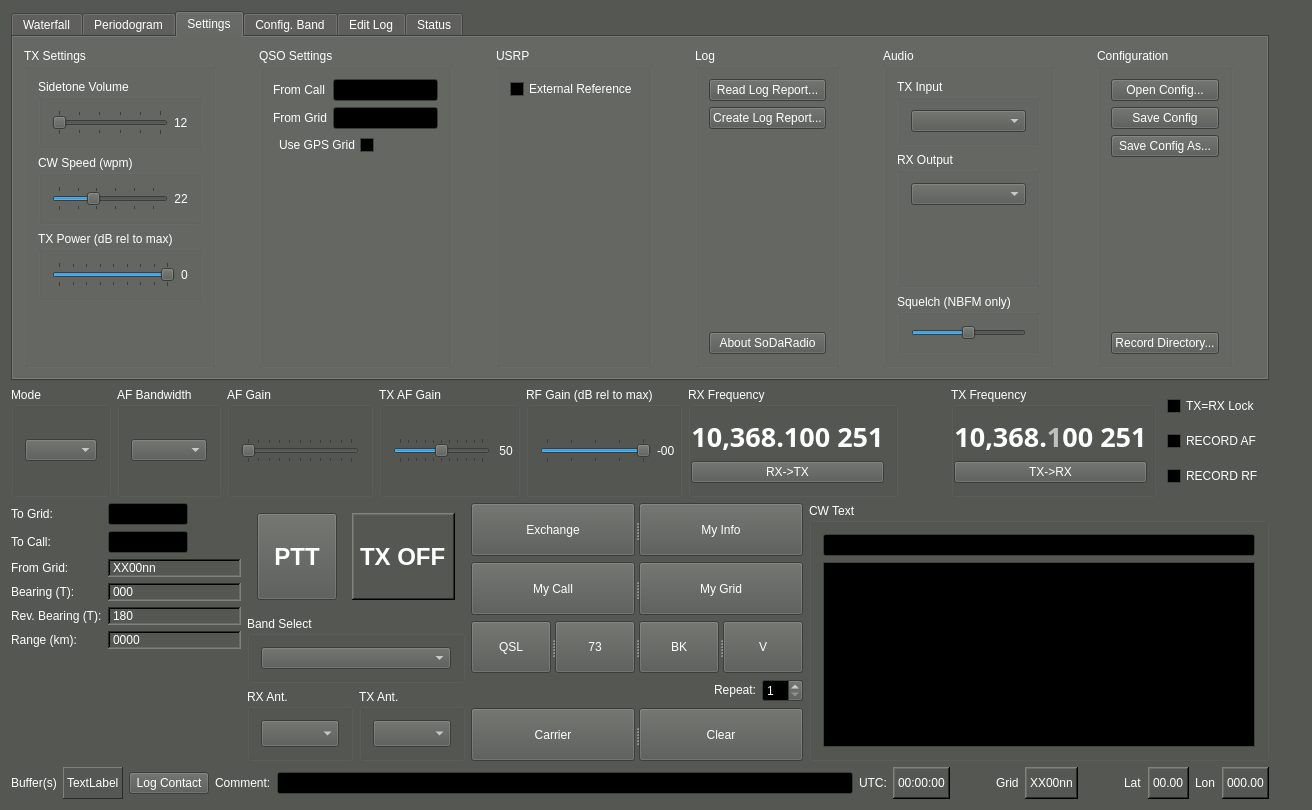
Above: qtgui/mainwindow.ui from kb1vc/SoDaRadio before the change. Below: the same form after it.
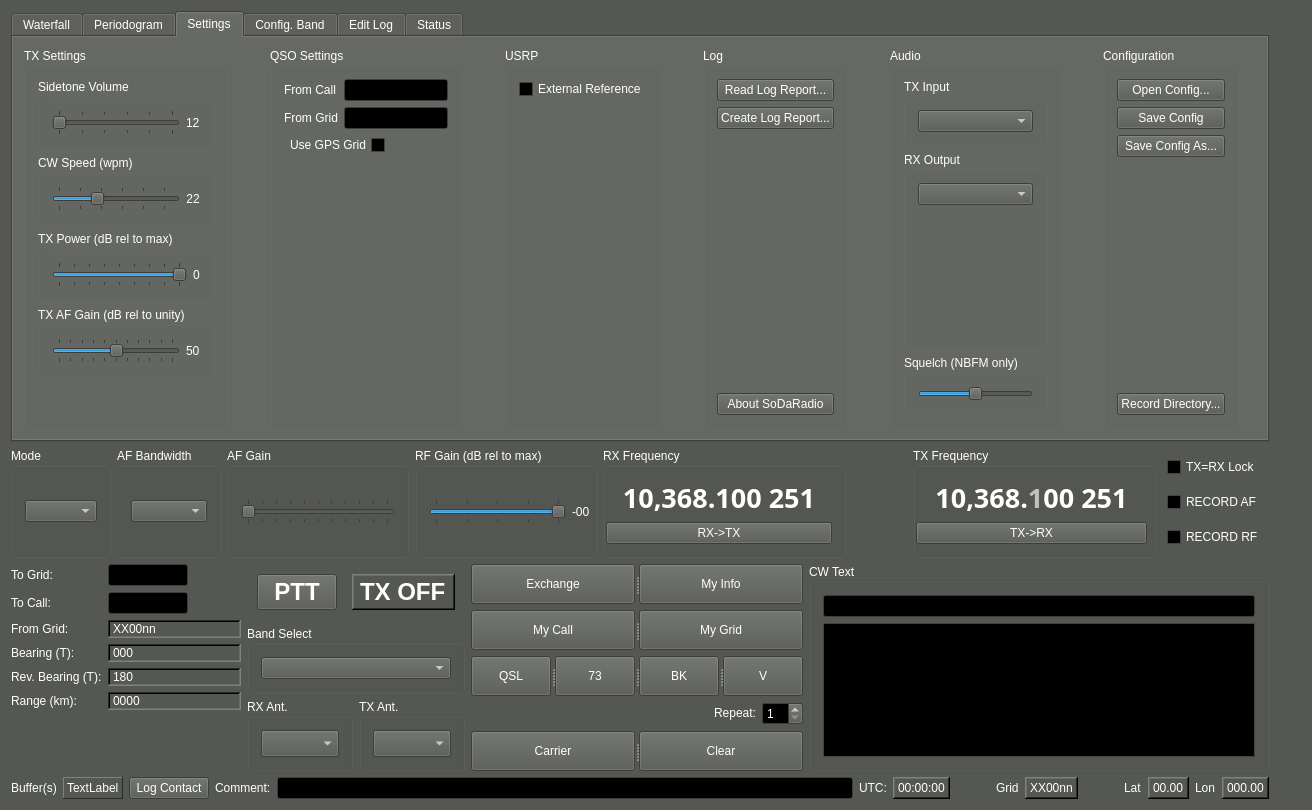
That is the form after the change. Icons and pictures are not drawn. Custom widgets are drawn as their Qt base class.

Commit message: Wire up GUI TX audio capture; move TX AF Gain slider to Settings tab

Patch:
```diff
--- a/qtgui/mainwindow.ui
+++ b/qtgui/mainwindow.ui
@@ -902,6 +902,47 @@
                </layout>
               </widget>
              </item>
+             <item>
+              <widget class="QGroupBox" name="TXAFGain_box">
+               <property name="title">
+                <string>TX AF Gain (dB rel to unity)</string>
+               </property>
+               <layout class="QHBoxLayout" name="horizontalLayout_txafgain">
+                <item>
+                 <widget class="QSlider" name="TXAFGain_slide">
+                  <property name="toolTip">
+                   <string>TX Audio Gain (50=unity, above boosts, below cuts)</string>
+                  </property>
+                  <property name="minimum">
+                   <number>0</number>
+                  </property>
+                  <property name="maximum">
+                   <number>100</number>
+                  </property>
+                  <property name="value">
+                   <number>50</number>
+                  </property>
+                  <property name="orientation">
+                   <enum>Qt::Orientation::Horizontal</enum>
+                  </property>
+                  <property name="tickPosition">
+                   <enum>QSlider::TickPosition::TicksBothSides</enum>
+                  </property>
+                  <property name="tickInterval">
+                   <number>10</number>
+                  </property>
+                 </widget>
+                </item>
+                <item>
+                 <widget class="QLabel" name="TXAFGain_lbl">
+                  <property name="text">
+                   <string>50</string>
+                  </property>
+                 </widget>
+                </item>
+               </layout>
+              </widget>
+             </item>
              <item>
               <spacer name="verticalSpacer_5">
                <property name="orientation">
@@ -2419,7 +2460,7 @@
      </widget>
     </item>
     <item>
-     <layout class="QHBoxLayout" name="Controls_box" stretch="0,0,3,3,3,4,1,4,1">
+     <layout class="QHBoxLayout" name="Controls_box" stretch="0,0,3,3,4,1,4,1">
       <item>
        <widget class="QGroupBox" name="Mode_box">
         <property name="title">
@@ -2492,50 +2533,6 @@
         </layout>
        </widget>
       </item>
-      <item>
-       <widget class="QGroupBox" name="TXAFGain_box">
-        <property name="title">
-         <string>TX AF Gain</string>
-        </property>
-        <layout class="QHBoxLayout" name="horizontalLayout_txafgain">
-         <property name="rightMargin">
-          <number>4</number>
-         </property>
-         <item>
-          <widget class="QSlider" name="TXAFGain_slide">
-           <property name="toolTip">
-            <string>TX Audio Gain (50=unity, above boosts, below cuts)</string>
-           </property>
-           <property name="minimum">
-            <number>0</number>
-           </property>
-           <property name="maximum">
-            <number>100</number>
-           </property>
-           <property name="value">
-            <number>50</number>
-           </property>
-           <property name="orientation">
-            <enum>Qt::Orientation::Horizontal</enum>
-           </property>
-           <property name="tickPosition">
-            <enum>QSlider::TickPosition::TicksBothSides</enum>
-           </property>
-           <property name="tickInterval">
-            <number>10</number>
-           </property>
-          </widget>
-         </item>
-         <item>
-          <widget class="QLabel" name="TXAFGain_lbl">
-           <property name="text">
-            <string> 50</string>
-           </property>
-          </widget>
-         </item>
-        </layout>
-       </widget>
-      </item>
       <item>
        <widget class="QGroupBox" name="RFG_box">
         <property name="title">
```
The commit also changes 7 other files.
